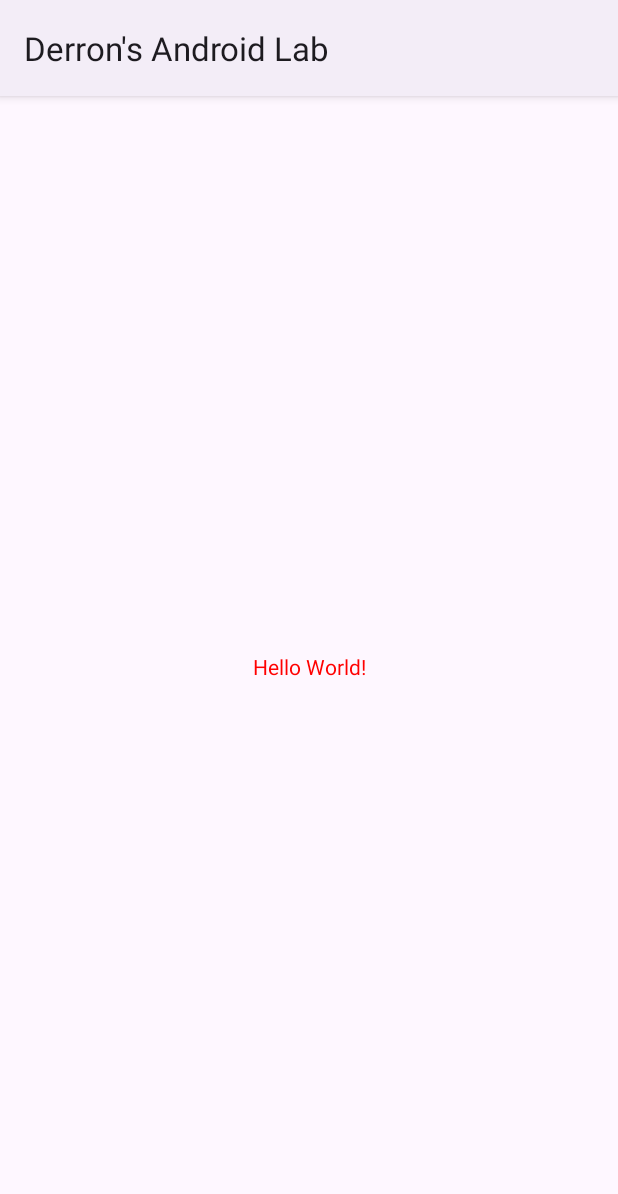
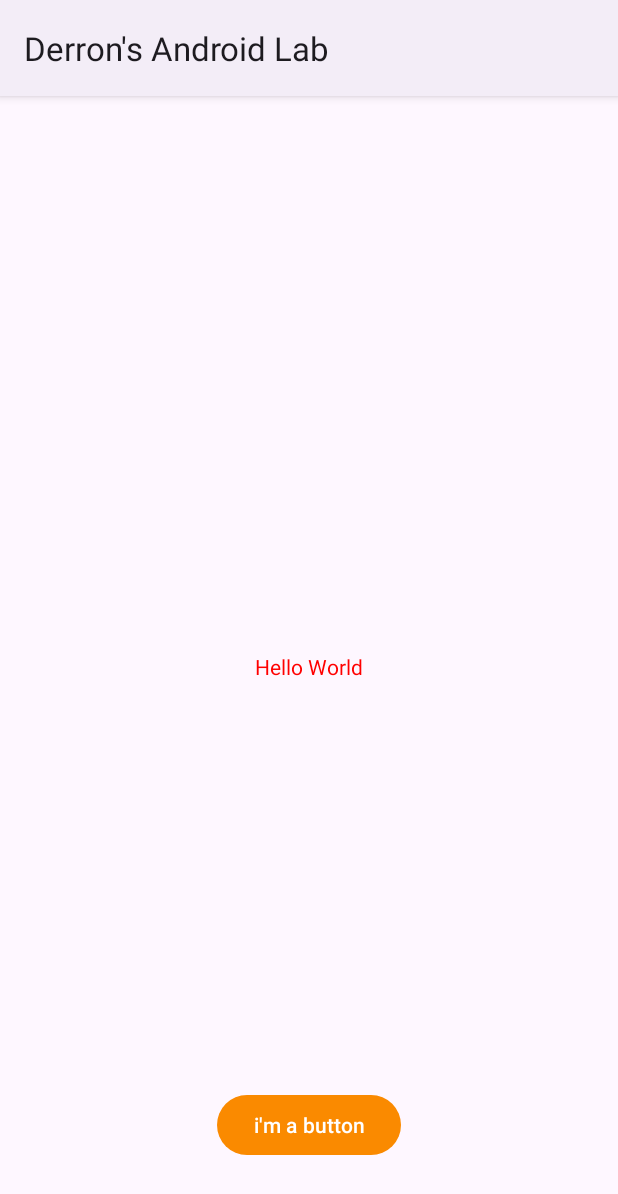
Before and after one commit to derrondinh/Derrons_Android_Lab, an Android app: the screen it shows after launch (MainActivity), on a phone screen of 412 x 824 dp. Shown: the top 1194 px of the screen. Run offline under Robolectric (Android 15) with nearby library versions, the phone set to English and light mode, and no system bars.

Commit message:
Third Commit: Added a button and French language support

```diff
--- a/app/src/main/res/layout/activity_main.xml
+++ b/app/src/main/res/layout/activity_main.xml
@@ -9,10 +9,20 @@
     <TextView
         android:layout_width="wrap_content"
         android:layout_height="wrap_content"
-        android:text="Hello World!"
+        android:text="@string/hello_message"
         app:layout_constraintBottom_toBottomOf="parent"
         app:layout_constraintEnd_toEndOf="parent"
         app:layout_constraintStart_toStartOf="parent"
         app:layout_constraintTop_toTopOf="parent" />
 
+    <Button
+        android:layout_width="wrap_content"
+        android:layout_height="wrap_content"
+        android:layout_marginBottom="50dp"
+        android:text="@string/button_message"
+        app:layout_constraintBottom_toBottomOf="parent"
+        app:layout_constraintEnd_toEndOf="parent"
+        app:layout_constraintHorizontal_bias="0.5"
+        app:layout_constraintStart_toStartOf="parent" />
+
 </androidx.constraintlayout.widget.ConstraintLayout>
--- a/app/src/main/res/values/strings.xml
+++ b/app/src/main/res/values/strings.xml
@@ -1,3 +1,5 @@
 <resources>
     <string name="app_name">Derron\'s Android Lab</string>
+    <string name="hello_message">Hello World</string>
+    <string name="button_message">i\'m a button</string>
 </resources>
```
Also changed, not shown: 1 other file.
